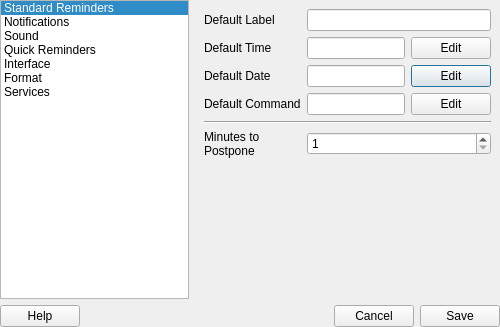
Qt form data/ui/PreferencesDialog.ui (eu21/remindor-qt) before a commit.
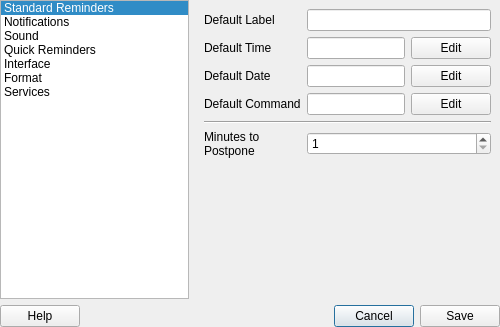
The same form after that commit. Icons and pictures are not drawn.

Commit message: Fixed tab ordering in dialogs

```diff
--- a/data/ui/PreferencesDialog.ui
+++ b/data/ui/PreferencesDialog.ui
@@ -760,6 +760,9 @@
           <normaloff/>
          </iconset>
         </property>
+        <property name="default">
+         <bool>true</bool>
+        </property>
        </widget>
       </item>
       <item>
```
Left out of the diff: 40 changed lines with no effect on the pictures. The commit also changes 5 other files.
